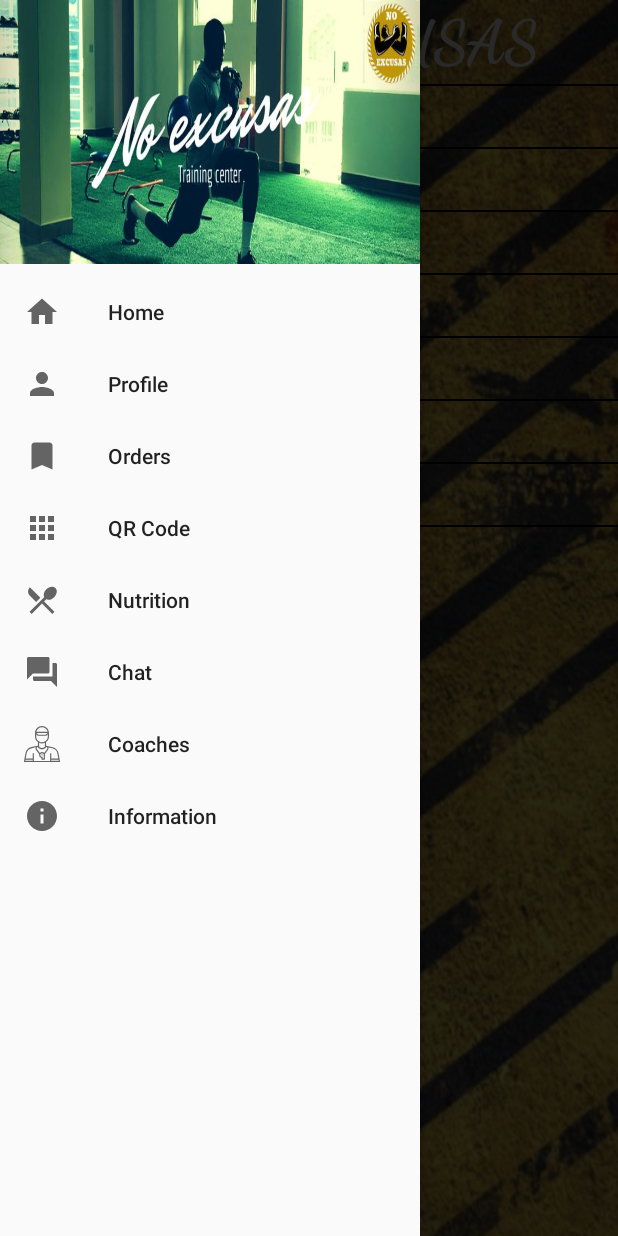
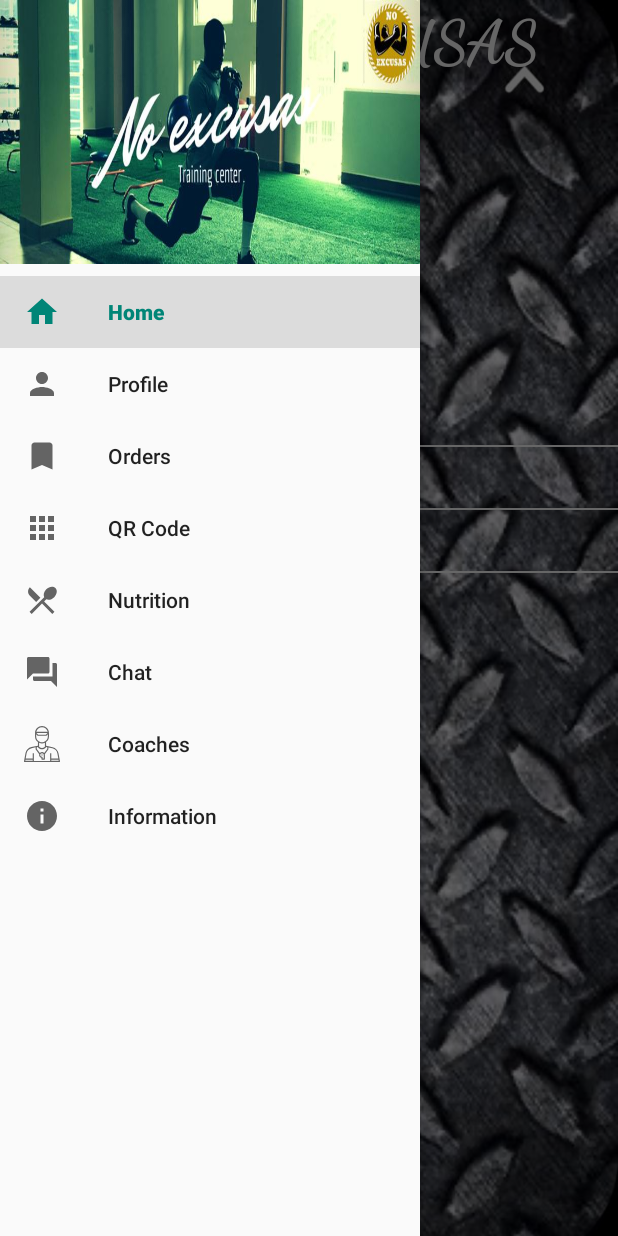
Before and after one commit to ccraig09/NoExcusas2, an Android app: the drawer_home screen opened directly, with no data from a screen before it, with the side drawer open, on a phone screen of 412 x 824 dp. Run offline under Robolectric (Android 15) with nearby library versions, the phone set to English and light mode, and no system bars; our stand-ins replace Firebase (no records; nobody signed in at launch, a user with empty details on screens opened directly), navigation-ui.

Commit message:
fixed home drawer

```diff
--- a/app/src/main/java/com/fchw/noexcusas/UserProfile.java
+++ b/app/src/main/java/com/fchw/noexcusas/UserProfile.java
@@ -81,7 +81,7 @@ public UserProfile(){
         edadmetatv =view.findViewById(R.id.edadmetaTV);
         grasavitv =view.findViewById(R.id.grasaviTV);
 
-        Query query = databaseReference.orderByChild("email").equalTo(user.getEmail());
+        Query query = databaseReference.orderByChild("uid").equalTo(user.getUid());
         query.addValueEventListener(new ValueEventListener() {
             @Override
             public void onDataChange(@NonNull DataSnapshot dataSnapshot) {
@@ -94,14 +94,15 @@ public UserProfile(){
                     String phone = ""+ds.child("phone").getValue();
                     String image = ""+ds.child("image").getValue();
                     //evalutation
-                    String pesa = "Pesa = "+ds.child("pesa").getValue();
+                    String pesa = "Peso = "+ds.child("pesa").getValue();
                     String talla = "Talla = "+ds.child("talla").getValue();
                     String imc = "IMC = "+ds.child("imc").getValue();
                     String grasa = "%Grasa = "+ds.child("grasa").getValue();
-                    String musculo = "%Musculo = "+ds.child("musculo").getValue();
+                    String musculo = "%Músculo = "+ds.child("musculo").getValue();
                     String kcal = "KCAL = "+ds.child("kcal").getValue();
-                    String edadmeta = "Edad Metabolica = "+ds.child("edadmeta").getValue();
-                    String grasavi = "Grasa Visceral = "+ds.child("vigrasa").getValue();
+                    String edadmeta = "Edad Metabólica = "+ds.child("edadmeta").getValue();
+                    String grasavi = "%Grasa Visceral = "+ds.child("vigrasa").getValue();
+
 
 
                     //set data
--- a/app/src/main/java/com/fchw/noexcusas/drawer_home.java
+++ b/app/src/main/java/com/fchw/noexcusas/drawer_home.java
@@ -24,6 +24,14 @@ import androidx.navigation.ui.AppBarConfiguration;
 import androidx.navigation.ui.NavigationUI;
 
 import com.google.android.material.navigation.NavigationView;
+import com.google.firebase.auth.FirebaseAuth;
+import com.google.firebase.auth.FirebaseUser;
+import com.google.firebase.database.DataSnapshot;
+import com.google.firebase.database.DatabaseError;
+import com.google.firebase.database.DatabaseReference;
+import com.google.firebase.database.FirebaseDatabase;
+import com.google.firebase.database.Query;
+import com.google.firebase.database.ValueEventListener;
 
 import androidx.drawerlayout.widget.DrawerLayout;
 
@@ -31,9 +39,19 @@ import androidx.appcompat.app.AppCompatActivity;
 import androidx.appcompat.widget.Toolbar;
 
 import android.view.Menu;
+import android.widget.TextView;
 
 public class drawer_home extends AppCompatActivity implements NavigationView.OnNavigationItemSelectedListener {
+
+
     private DrawerLayout drawer;
+    Toolbar toolbar;
+
+    TextView mStartDate, mEndDate, mPlan;
+    FirebaseAuth firebaseAuth;
+    FirebaseUser user;
+    FirebaseDatabase firebaseDatabase;
+    DatabaseReference databaseReference;
 
 
     @Override
@@ -41,8 +59,15 @@ public class drawer_home extends AppCompatActivity implements NavigationView.OnN
         super.onCreate(savedInstanceState);
         setContentView(R.layout.activity_drawer_home);
 
-        Toolbar toolbar = findViewById(R.id.tb);
+        toolbar = findViewById(R.id.tb);
+        mStartDate = findViewById(R.id.startDateTV);
+        mEndDate = findViewById(R.id.endDateTV);
+        mPlan = findViewById(R.id.planTV);
+
         setSupportActionBar(toolbar);
+        /*TextView textView = (TextView)toolbar.findViewById(R.id.toolbartv);
+        textView.setText("No Excusas");
+        getSupportActionBar().setDisplayShowTitleEnabled(false);*/
 
         drawer = findViewById(R.id.drawer_layout);
         NavigationView navigationView = findViewById(R.id.nav_view);
@@ -53,13 +78,50 @@ public class drawer_home extends AppCompatActivity implements NavigationView.OnN
         drawer.addDrawerListener(toggle);
         toggle.syncState();
 
+        if(savedInstanceState == null) {
+
+            getSupportFragmentManager().beginTransaction().replace(R.id.fragment_container,
+                    new androidx.fragment.app.Fragment()).commit();
+            navigationView.setCheckedItem(R.id.nav_homeMain);
+        }
+        firebaseAuth = FirebaseAuth.getInstance();
+        user = firebaseAuth.getCurrentUser();
+        firebaseDatabase = FirebaseDatabase.getInstance();
+        databaseReference = firebaseDatabase.getReference().child("Users1upbBy8LSvMQvD136RXL-nIvagFvIR-QqsaDSKmVZfxA").child("Firebase google sheets");
+        Query query = databaseReference.orderByChild("email").equalTo(user.getEmail());
+        query.addValueEventListener(new ValueEventListener() {
+            @Override
+            public void onDataChange(@NonNull DataSnapshot dataSnapshot) {
+
+                //checkc until requiered data get
+                for (DataSnapshot ds : dataSnapshot.getChildren()) {
+
+                    String startdate = "Fecha de Inicio = " + ds.child("Start Date").getValue();
+                    String enddate = "Fecha de Salida = " + ds.child("End Date").getValue();
+                    String plan = "Plan = " + ds.child("Plan").getValue();
+
+
+                    mStartDate.setText(startdate);
+                    mEndDate.setText(enddate);
+                    mPlan.setText(plan);
+
+
+                }
+            }
+
+            @Override
+            public void onCancelled(@NonNull DatabaseError databaseError) {
+
+            }
+
+        });
 
     }
 
 
     @Override
     public boolean onNavigationItemSelected(@NonNull MenuItem item) {
-        switch (item.getItemId()){
+        switch (item.getItemId()) {
             case R.id.nav_homeMain:
                 getSupportFragmentManager().beginTransaction().replace(R.id.fragment_container,
                         new androidx.fragment.app.Fragment()).commit();
--- a/app/src/main/res/layout/activity_drawer_home.xml
+++ b/app/src/main/res/layout/activity_drawer_home.xml
@@ -1,43 +1,40 @@
 <?xml version="1.0" encoding="utf-8"?>
-<androidx.drawerlayout.widget.DrawerLayout xmlns:android="http://schemas.android.com/apk/res/android"
+<androidx.drawerlayout.widget.DrawerLayout
+    xmlns:android="http://schemas.android.com/apk/res/android"
     xmlns:app="http://schemas.android.com/apk/res-auto"
     xmlns:tools="http://schemas.android.com/tools"
     android:id="@+id/drawer_layout"
     android:layout_width="match_parent"
     android:layout_height="match_parent"
     android:fitsSystemWindows="true"
-    android:background="@drawable/bcg_street"
-    app:layout_behavior="@string/appbar_scrolling_view_behavior"
+    android:background="@drawable/mainbcg2"
+    tools:context=".drawer_home"
     tools:openDrawer="stat">
 
 
-    <RelativeLayout
+    <LinearLayout
+
+        android:orientation="vertical"
         android:layout_width="match_parent"
-        android:layout_height="match_parent"
-        android:orientation="vertical">
-
-        <FrameLayout
-            android:id="@+id/fragment_container"
-            android:layout_width="match_parent"
-            android:layout_height="match_parent" />
+        android:layout_height="match_parent">
 
         <androidx.appcompat.widget.Toolbar
             android:id="@+id/tb"
             android:layout_width="match_parent"
             android:layout_height="?attr/actionBarSize"
-            android:layout_alignParentStart="true"
-            android:layout_alignParentTop="true"
+            android:popupTheme="@style/ThemeOverlay.AppCompat.Light"
             android:background="@drawable/toolbar_bg"
-            android:popupTheme="@style/ThemeOverlay.AppCompat.Light"
             android:theme="@style/ThemeOverlay.AppCompat.Dark.ActionBar">
 
-
-
         <TextView
-                android:id="@+id/tv_login"
+            android:id="@+id/toolbartv"
             android:layout_width="match_parent"
             android:layout_height="wrap_content"
             android:fontFamily="cursive"
+            android:layout_gravity="center"
+            android:ellipsize="end"
+            android:gravity="center"
+            android:maxLines="1"
             android:text="No Excusas"
             android:textAlignment="center"
             android:textAllCaps="true"
@@ -48,7 +45,60 @@
         </androidx.appcompat.widget.Toolbar>
 
 
-    </RelativeLayout>
+        <FrameLayout
+            android:id="@+id/fragment_container"
+            android:layout_width="match_parent"
+            android:layout_height="wrap_content" />
+
+                <TextView
+                    android:id="@+id/startDateTV"
+                    android:layout_width="wrap_content"
+                    android:layout_height="wrap_content"
+                    android:layout_marginStart="5dp"
+                    android:layout_marginTop="200dp"
+                    android:textColor="@color/colorWhite"
+                    android:textSize="30sp"
+                    android:textStyle="bold" />
+
+            <View
+                android:layout_width="match_parent"
+                android:layout_height="1dp"
+                android:background="@color/colorWhite" />
+
+            <TextView
+                android:id="@+id/endDateTV"
+                android:layout_width="match_parent"
+                android:layout_height="wrap_content"
+                android:textSize="30sp"
+                android:textStyle="bold"
+                android:layout_marginStart="5dp"
+                android:textColor="@color/colorWhite"/>
+            <View
+                android:layout_width="match_parent"
+                android:layout_height="1dp"
+                android:background="@color/colorWhite" />
+
+
+            <TextView
+                android:id="@+id/planTV"
+                android:layout_width="match_parent"
+                android:textSize="30sp"
+                android:layout_height="wrap_content"
+                android:textStyle="bold"
+                android:layout_marginStart="5dp"
+                android:textColor="@color/colorWhite"/>
+            <View
+                android:layout_width="match_parent"
+                android:layout_height="1dp"
+                android:background="@color/colorWhite" />
+
+
+
+
+    </LinearLayout>
+
+
+
 
     <com.google.android.material.navigation.NavigationView
         android:id="@+id/nav_view"
@@ -59,123 +109,4 @@
         app:menu="@menu/drawer_menu" />
 
 
-    <LinearLayout
-        android:id="@+id/rellaybottom"
-        android:orientation="vertical"
-        android:layout_width="match_parent"
-        android:layout_height="700dp"
-        android:layout_below="@+id/layoutHead"
-        android:layout_alignParentEnd="true"
-        android:layout_marginTop="0dp"
-        android:layout_marginEnd="0dp" >
-
-    <TextView
-        android:id="@+id/pesaTV"
-        android:layout_width="match_parent"
-        android:layout_height="wrap_content"
-        android:textSize="30sp"
-        android:textStyle="bold"
-        android:layout_marginTop="15dp"
-        android:layout_marginStart="5dp"
-        android:textColor="@color/colorBlack"/>
-    <View
-        android:layout_width="match_parent"
-        android:layout_height="1dp"
-        android:background="@color/colorBlack" />
-
-    <TextView
-        android:id="@+id/tallaTV"
-        android:layout_width="match_parent"
-        android:layout_height="wrap_content"
-        android:textSize="30sp"
-        android:textStyle="bold"
-        android:layout_marginStart="5dp"
-        android:textColor="@color/colorBlack"/>
-    <View
-        android:layout_width="match_parent"
-        android:layout_height="1dp"
-        android:background="@color/colorBlack" />
-
-
-    <TextView
-        android:id="@+id/imcTV"
-        android:layout_width="match_parent"
-        android:textSize="30sp"
-        android:layout_height="wrap_content"
-        android:textStyle="bold"
-        android:layout_marginStart="5dp"
-        android:textColor="@color/colorBlack"/>
-    <View
-        android:layout_width="match_parent"
-        android:layout_height="1dp"
-        android:background="@color/colorBlack" />
-
-    <TextView
-        android:id="@+id/grasaTV"
-        android:layout_width="match_parent"
-        android:layout_height="wrap_content"
-        android:textSize="30sp"
-        android:textStyle="bold"
-        android:layout_marginStart="5dp"
-        android:textColor="@color/colorBlack"/>
-    <View
-        android:layout_width="match_parent"
-        android:layout_height="1dp"
-        android:background="@color/colorBlack" />
-
-    <TextView
-        android:id="@+id/musculoTV"
-        android:layout_width="match_parent"
-        android:layout_height="wrap_content"
-        android:textSize="30sp"
-        android:textStyle="bold"
-        android:layout_marginStart="5dp"
-        android:textColor="@color/colorBlack"/>
-    <View
-        android:layout_width="match_parent"
-        android:layout_height="1dp"
-        android:background="@color/colorBlack" />
-
-    <TextView
-        android:id="@+id/kcalTV"
-        android:layout_width="match_parent"
-        android:layout_height="wrap_content"
-        android:textSize="30sp"
-        android:textStyle="bold"
-        android:layout_marginStart="5dp"
-        android:textColor="@color/colorBlack"/>
-    <View
-        android:layout_width="match_parent"
-        android:layout_height="1dp"
-        android:background="@color/colorBlack" />
-
-    <TextView
-        android:id="@+id/edadmetaTV"
-        android:layout_width="match_parent"
-        android:layout_height="wrap_content"
-        android:textSize="30sp"
-        android:textStyle="bold"
-        android:layout_marginStart="5dp"
-        android:textColor="@color/colorBlack"/>
-    <View
-        android:layout_width="match_parent"
-        android:layout_height="1dp"
-        android:background="@color/colorBlack" />
-
-    <TextView
-        android:id="@+id/grasaviTV"
-        android:layout_width="match_parent"
-        android:layout_height="wrap_content"
-        android:textSize="30sp"
-        android:textStyle="bold"
-        android:layout_marginStart="5dp"
-        android:textColor="@color/colorBlack"/>
-    <View
-        android:layout_width="match_parent"
-        android:layout_height="1dp"
-        android:background="@color/colorBlack" />
-
-    </LinearLayout>
-
-
     </androidx.drawerlayout.widget.DrawerLayout>
--- a/app/src/main/res/layout/activity_user_profile.xml
+++ b/app/src/main/res/layout/activity_user_profile.xml
@@ -210,13 +210,29 @@
         <LinearLayout
             android:id="@+id/rellaybottom"
             android:orientation="vertical"
-            android:background="#CD9A21"
+            android:background="@drawable/statbcg4"
             android:layout_width="match_parent"
             android:layout_height="700dp"
             android:layout_below="@+id/layoutHead"
             android:layout_alignParentEnd="true"
             android:layout_marginTop="0dp"
             android:layout_marginEnd="0dp" >
+
+            <TextView
+                android:id="@+id/tvtitle"
+                android:layout_width="match_parent"
+                android:textSize="30sp"
+                android:layout_height="wrap_content"
+                android:textAlignment="center"
+                android:text="@string/body_eval"
+                android:fontFamily="serif"
+                android:textStyle="bold"
+                android:layout_marginStart="5dp"
+                android:textColor="@color/colorBlack"/>
+            <View
+                android:layout_width="match_parent"
+                android:layout_height="1dp"
+                android:background="@color/colorBlack" />
 
         <TextView
         android:id="@+id/pesaTV"
--- a/app/src/main/res/values/colors.xml
+++ b/app/src/main/res/values/colors.xml
@@ -5,4 +5,5 @@
     <color name="colorAccent">#D81B60</color>
     <color name="transparent">#00000000</color>
     <color name="colorBlack">#000000</color>
+    <color name="colorWhite">#ffffff</color>
 </resources>
--- a/app/src/main/res/values/strings.xml
+++ b/app/src/main/res/values/strings.xml
@@ -48,6 +48,7 @@
     <string name="firstName">First Name</string>
     <string name="scan_code">(Scan code to start session)</string>
     <string name="qr_code">QR code</string>
+    <string name="body_eval">Body Evaluation</string>
 
 
     <string name="enter_email">Enter your registered email id</string>
```
Also changed, not shown: app/src/main/res/drawable/logolong.jpg (added), app/src/main/res/drawable/mainbcg2.jpg (added), app/src/main/res/drawable/stat_bcg.PNG (added), app/src/main/res/drawable/statbcg3.png (added), app/src/main/res/drawable/statbcg4.png (added), app/src/main/res/drawable/statbcgswaay.png (added), 2 other files. Lines whose indentation alone changed are shown as unchanged.
